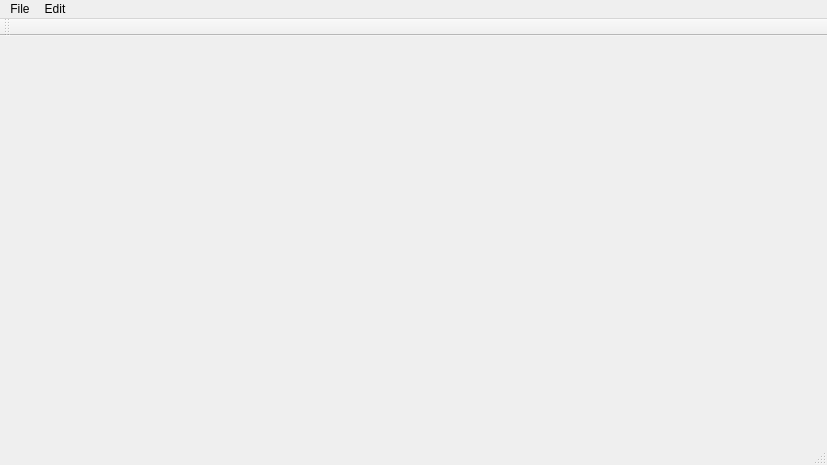
Above: mainwifiusers.ui from datMaster/inetUsers before the change. Below: the same form after it.
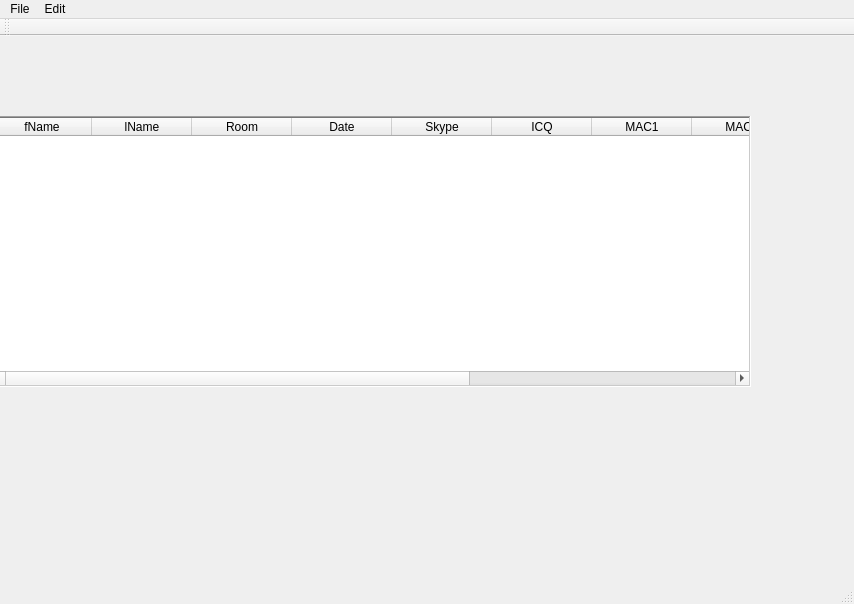
That is the form after the change.

Commit message: Changeg UI. Add grid in main window, list all users

What changed in the file:
```diff
--- a/mainwifiusers.ui
+++ b/mainwifiusers.ui
@@ -6,20 +6,104 @@
    <rect>
     <x>0</x>
     <y>0</y>
-    <width>827</width>
-    <height>465</height>
+    <width>854</width>
+    <height>604</height>
    </rect>
   </property>
   <property name="windowTitle">
    <string>mainWifiUsers</string>
   </property>
-  <widget class="QWidget" name="centralWidget"/>
+  <property name="autoFillBackground">
+   <bool>true</bool>
+  </property>
+  <widget class="QWidget" name="centralWidget">
+   <widget class="QTableWidget" name="tableWidget_main">
+    <property name="geometry">
+     <rect>
+      <x>-10</x>
+      <y>80</y>
+      <width>761</width>
+      <height>271</height>
+     </rect>
+    </property>
+    <property name="minimumSize">
+     <size>
+      <width>0</width>
+      <height>0</height>
+     </size>
+    </property>
+    <property name="maximumSize">
+     <size>
+      <width>16777215</width>
+      <height>16777215</height>
+     </size>
+    </property>
+    <property name="frameShape">
+     <enum>QFrame::WinPanel</enum>
+    </property>
+    <column>
+     <property name="text">
+      <string>fName</string>
+     </property>
+    </column>
+    <column>
+     <property name="text">
+      <string>lName</string>
+     </property>
+    </column>
+    <column>
+     <property name="text">
+      <string>Room</string>
+     </property>
+    </column>
+    <column>
+     <property name="text">
+      <string>Date</string>
+     </property>
+    </column>
+    <column>
+     <property name="text">
+      <string>Skype</string>
+     </property>
+    </column>
+    <column>
+     <property name="text">
+      <string>ICQ</string>
+     </property>
+    </column>
+    <column>
+     <property name="text">
+      <string>MAC1</string>
+     </property>
+    </column>
+    <column>
+     <property name="text">
+      <string>MAC2</string>
+     </property>
+    </column>
+    <column>
+     <property name="text">
+      <string>MAC3</string>
+     </property>
+    </column>
+    <column>
+     <property name="text">
+      <string>MAC4</string>
+     </property>
+    </column>
+    <column>
+     <property name="text">
+      <string>MAC5</string>
+     </property>
+    </column>
+   </widget>
+  </widget>
   <widget class="QMenuBar" name="menuBar">
    <property name="geometry">
     <rect>
      <x>0</x>
      <y>0</y>
-     <width>827</width>
+     <width>854</width>
      <height>23</height>
     </rect>
    </property>
```
Left out of the diff: 12 changed lines with no effect on the pictures. The commit also changes 8 other files.
